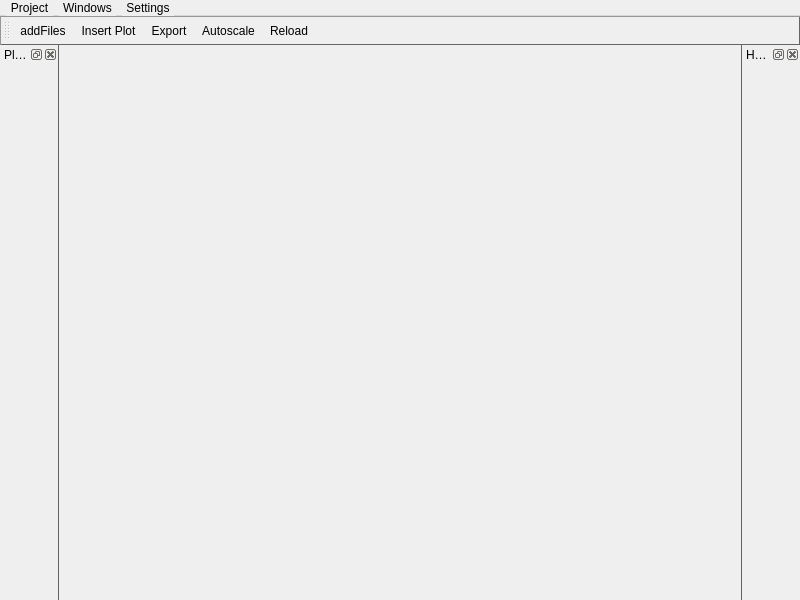
Before: the Qt Designer form Rragraph/src/MainWindow.ui in rasmadeus/Rragraph, drawn with Qt 5.
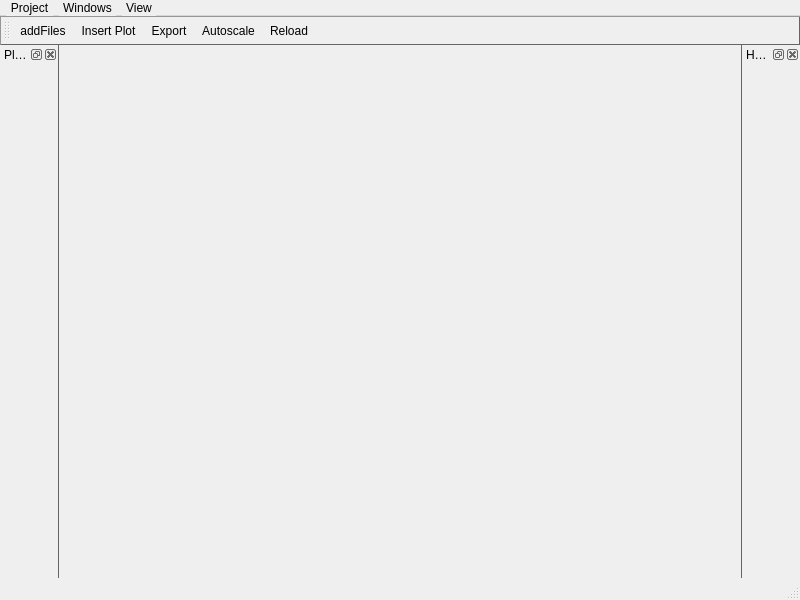
After: the same form once the commit is applied. Icons and pictures are not drawn.

```diff
--- a/Rragraph/src/MainWindow.ui
+++ b/Rragraph/src/MainWindow.ui
@@ -129,7 +129,7 @@
    </widget>
    <widget class="QMenu" name="menuWindows">
     <property name="title">
-     <string>Settings</string>
+     <string>View</string>
     </property>
     <addaction name="actionShowProjectsToolBar"/>
     <addaction name="actionShowPlotSettings"/>
@@ -228,6 +228,7 @@
    </attribute>
    <widget class="QWidget" name="dockWidgetContents"/>
   </widget>
+  <widget class="QStatusBar" name="statusBar"/>
   <action name="actionAddFiles">
    <property name="icon">
     <iconset resource="res.qrc">
```
Left out of the diff: 132 changed lines with no effect on the pictures.
